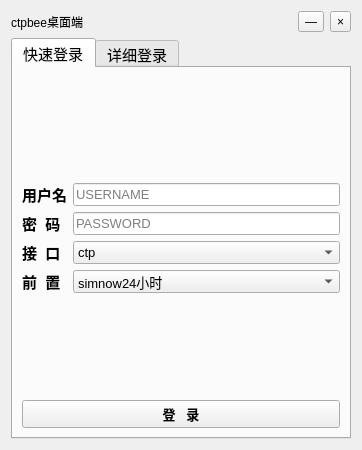
This is app/ui/signin.ui in ctpbee/ctpbee_desktop as Qt 5 draws it before an edit. The edited form follows.
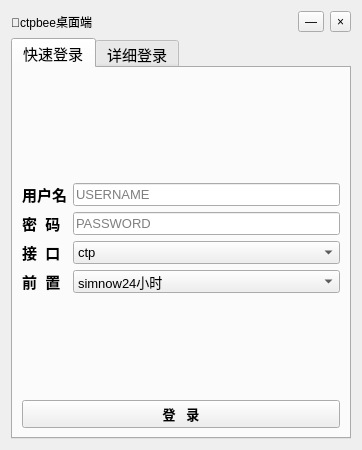
This is the edited form. Icons and pictures are not drawn.

Patch:
```diff
--- a/app/ui/signin.ui
+++ b/app/ui/signin.ui
@@ -41,7 +41,7 @@
      <item>
       <widget class="QLabel" name="title">
        <property name="text">
-        <string>ctpbee桌面端</string>
+        <string>🌈ctpbee桌面端</string>
        </property>
       </widget>
      </item>
```
